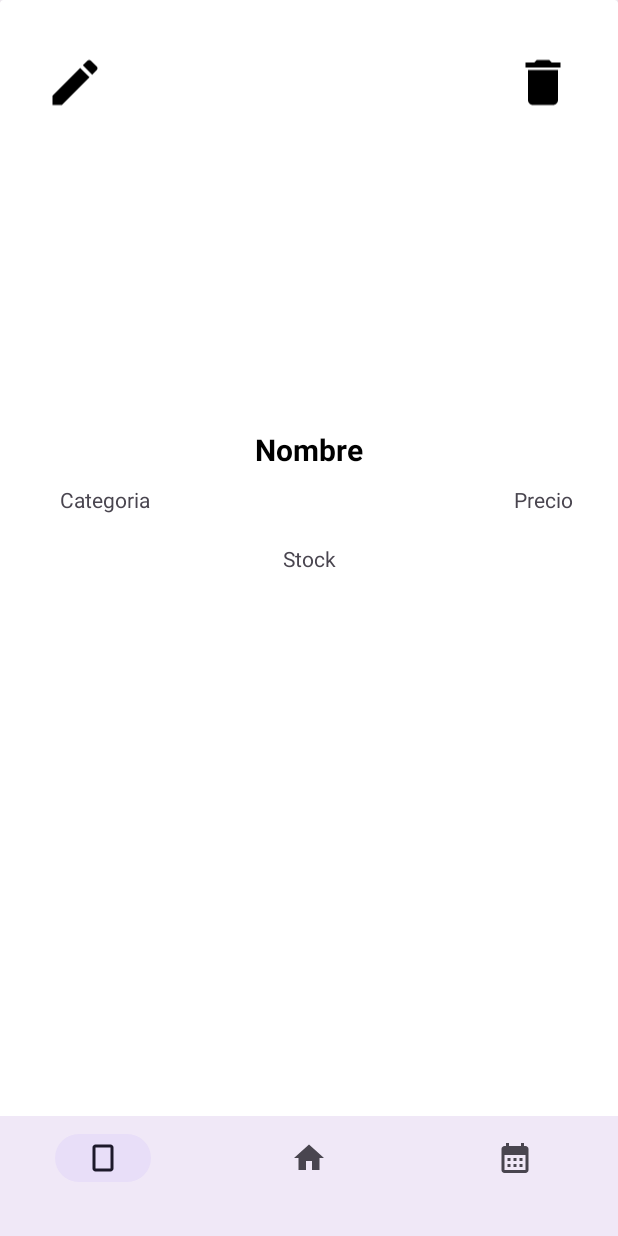
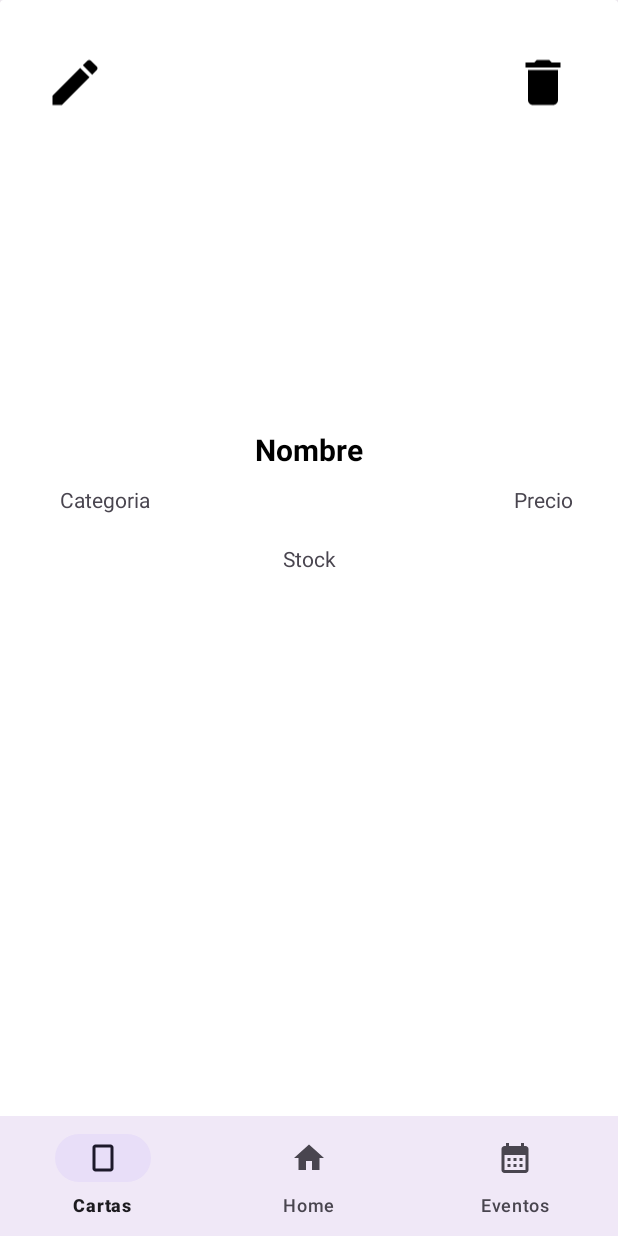
Before and after one commit to jmh26/MagiFinal, an Android app: the layout fragment_cartas.xml on its own in the app's theme, with its tools: preview values and no code run, on a phone screen of 412 x 824 dp. Run offline under Robolectric (Android 15) with nearby library versions, the phone set to English and light mode, and no system bars.

```diff
--- a/app/src/main/res/layout/activity_home_admin.xml
+++ b/app/src/main/res/layout/activity_home_admin.xml
@@ -24,9 +24,9 @@
         android:id="@+id/navigation_bar"
         android:layout_width="0dp"
         android:layout_height="wrap_content"
-        android:layout_marginStart="0dp"
-        android:layout_marginEnd="0dp"
+        android:animateLayoutChanges="false"
         android:background="?android:attr/windowBackground"
+        app:labelVisibilityMode="selected"
         app:layout_constraintBottom_toBottomOf="parent"
         app:layout_constraintLeft_toLeftOf="parent"
         app:layout_constraintRight_toRightOf="parent"
--- a/app/src/main/res/menu/bottom_navigation_menu.xml
+++ b/app/src/main/res/menu/bottom_navigation_menu.xml
@@ -1,22 +1,25 @@
 <?xml version="1.0" encoding="utf-8"?>
 <menu xmlns:tools="http://schemas.android.com/tools"
-    xmlns:android="http://schemas.android.com/apk/res/android">
-
-
+    xmlns:android="http://schemas.android.com/apk/res/android"
+    xmlns:app="http://schemas.android.com/apk/res-auto">
 
 
     <item
         android:id="@+id/cartasFragment"
         android:icon="@drawable/baseline_crop_portrait_24"
-        tools:ignore="MenuTitle" />
+        android:title="Cartas"
+        app:showAsAction="ifRoom" />
     <item
         android:id="@+id/homeFragment"
         android:icon="@drawable/baseline_home_24"
-        tools:ignore = "MenuTitle"/>
+        android:title="Home"
+        app:showAsAction="ifRoom" />
     <item
         android:id="@+id/eventosFragment"
         android:icon="@drawable/baseline_calendar_month_24"
-        tools:ignore="MenuTitle" />
+        app:showAsAction="ifRoom"
+        android:title="Eventos"
+         />
 
 
 </menu>
```
